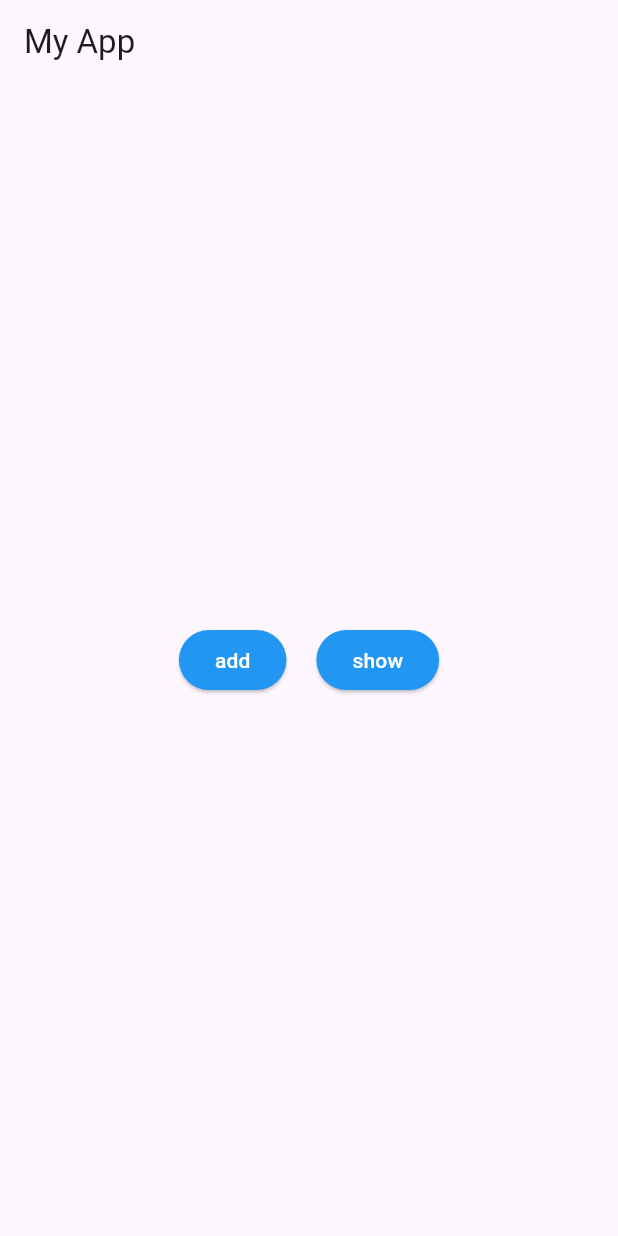
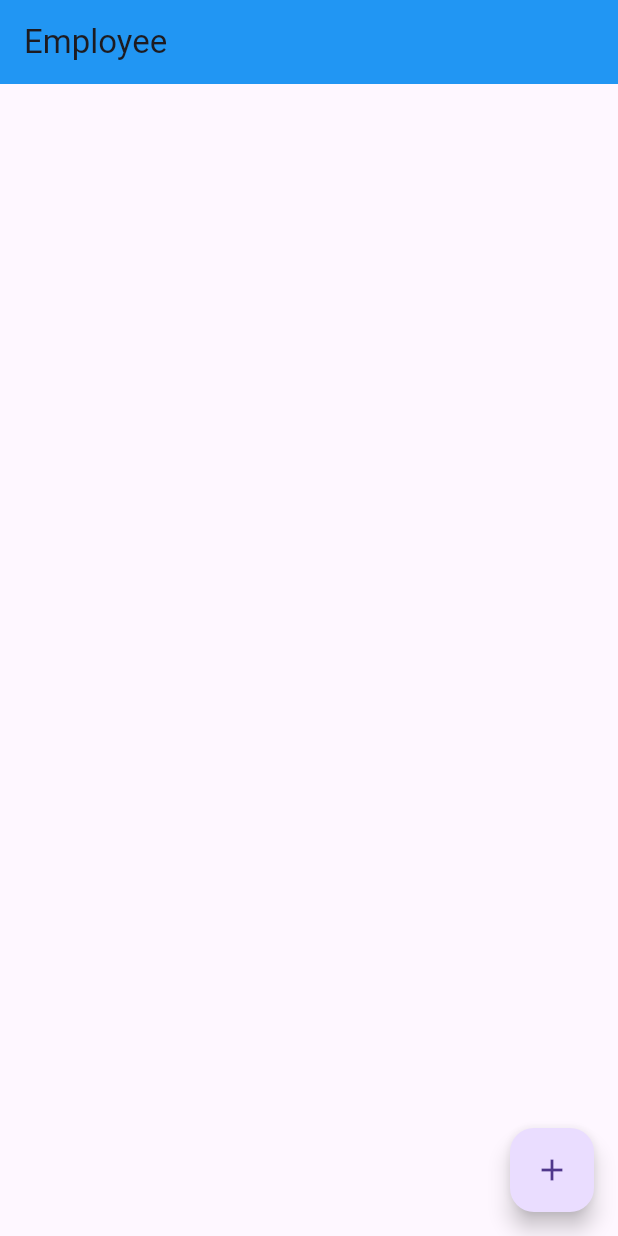
Before and after one commit to RanaMahrous0/task_10, a Flutter app: the screen it shows after launch, on a phone screen of 412 x 824 dp. Run offline on Flutter 3.47's test engine with Material 3 defaults, Android fonts, the phone set to English and light mode, and no system bars; our stand-ins replace sqflite; accounts and stored records are empty.

Commit message:
solve problems

```diff
--- a/lib/main.dart
+++ b/lib/main.dart
@@ -2,28 +2,28 @@ import 'package:flutter/material.dart';
 import 'package:sqlite/pages/add_employee.dart';
 import 'package:sqlite/pages/list_employee.dart';
 import 'package:sqlite/pages/my_home.dart';
+import 'package:sqlite/sqlhelper.dart';
 
-
-void main() {
+void main() async {
   WidgetsFlutterBinding.ensureInitialized();
+  var sqlhelper = SqlHelper();
+  await sqlhelper.initDatabase();
 
   runApp(MyApp());
 }
 
 class MyApp extends StatelessWidget {
-
-
   MyApp({super.key});
 
   @override
   Widget build(BuildContext context) {
     return MaterialApp(
-      // initialRoute: '/',
-      // routes: {
-      //   '/': (context) => ListEmpolyee(),
-      //   '/add' : (context) => AddEmployee()
-      // },
-      home: HomePage(),
+      initialRoute: '/',
+      routes: {
+        '/': (context) => ListEmpolyee(),
+        '/add': (context) => AddEmployee()
+      },
+      // home: HomePage(),
     );
   }
 }
--- a/lib/pages/list_employee.dart
+++ b/lib/pages/list_employee.dart
@@ -1,55 +1,50 @@
-// import 'package:flutter/material.dart';
-// import 'package:sqflite/sqflite.dart';
-// import 'package:sqlite/models/empolyee.dart';
-// import 'package:sqlite/sqlhelper.dart';
+import 'package:flutter/material.dart';
+import 'package:sqflite/sqflite.dart';
+import 'package:sqlite/models/empolyee.dart';
+import 'package:sqlite/sqlhelper.dart';
 
-// class ListEmpolyee extends StatefulWidget {
-//   const ListEmpolyee({super.key});
+class ListEmpolyee extends StatefulWidget {
+  const ListEmpolyee({super.key});
 
-//   @override
-//   State<ListEmpolyee> createState() => _ListEmpolyeeState();
-// }
+  @override
+  State<ListEmpolyee> createState() => _ListEmpolyeeState();
+}
 
-// class _ListEmpolyeeState extends State<ListEmpolyee> {
-//   late Database db;
-//   List<Employee> employees = [];
+class _ListEmpolyeeState extends State<ListEmpolyee> {
+  late Database db;
+  List<Map<String, Object?>> employees = [];
+  var sqlhelper = SqlHelper();
 
-//   @override
-//   void initState() {
-//     super.initState();
-//     SqlHelper.instance.initDatabase();
-//     _getEmployees();
-//   }
+  @override
+  Future<void> _getEmployees() async {
+    await sqlhelper.initDatabase();
+    List<Map<String, Object?>> records = await db.query('my_table');
+    setState(() {
+      employees = records;
+    });
+  }
 
-//   Future<void> _getEmployees() async {
-//     final List<Employee> fetchedEmployees =
-//         await SqlHelper.instance.getEmployees();
-//     setState(() {
-//       employees = fetchedEmployees;
-//     });
-//   }
-
-//   @override
-//   Widget build(BuildContext context) {
-//     return Scaffold(
-//       appBar: AppBar(
-//         title: Text('Employee'),
-//         backgroundColor: Colors.blue,
-//       ),
-//       body: ListView.builder(
-//         itemCount: employees.length,
-//         itemBuilder: (context, index) {
-//           return ListTile(
-//             title: Text(employees[index].name),
-//           );
-//         },
-//       ),
-//       floatingActionButton: FloatingActionButton(
-//         onPressed: () {
-//           Navigator.pushNamed(context, '/add');
-//         },
-//         child: Icon(Icons.add),
-//       ),
-//     );
-//   }
-// }
+  @override
+  Widget build(BuildContext context) {
+    return Scaffold(
+      appBar: AppBar(
+        title: Text('Employee'),
+        backgroundColor: Colors.blue,
+      ),
+      body: ListView.builder(
+        itemCount: employees.length,
+        itemBuilder: (context, index) {
+          return ListTile(
+            title: Text(employees.toString()),
+          );
+        },
+      ),
+      floatingActionButton: FloatingActionButton(
+        onPressed: () {
+          Navigator.pushNamed(context, '/add');
+        },
+        child: Icon(Icons.add),
+      ),
+    );
+  }
+}
--- a/lib/pages/my_home.dart
+++ b/lib/pages/my_home.dart
@@ -1,65 +1,66 @@
-import 'package:flutter/material.dart';
-import 'package:sqlite/sqlhelper.dart';
+// import 'package:flutter/material.dart';
+// import 'package:sqlite/sqlhelper.dart';
 
-class HomePage extends StatefulWidget {
-  const HomePage({super.key});
+// class HomePage extends StatefulWidget {
+//   const HomePage({super.key});
 
-  @override
-  State<HomePage> createState() => _HomePageState();
-}
+//   @override
+//   State<HomePage> createState() => _HomePageState();
+// }
 
-class _HomePageState extends State<HomePage> {
-  var sqlhelper = SqlHelper();
+// class _HomePageState extends State<HomePage> {
+//   var sqlhelper = SqlHelper();
 
-  @override
-  Widget build(BuildContext context) {
-    return Scaffold(
-      appBar: AppBar(
-        title: Text('My App'),
-      ),
-      body: Center(
-        child: Padding(
-          padding: const EdgeInsets.all(8.0),
-          child: Container(
-            child: Row(
-              mainAxisAlignment: MainAxisAlignment.center,
-              children: [
-                ElevatedButton(
-                  onPressed: () async {
-                    try {
-                      sqlhelper.db.insert('employee', {'name': 'rana'});
-                      sqlhelper.db.insert('employee', {'name': 'salma'});
-                      sqlhelper.db.insert('employee', {'name': 'ali'});
+//   @override
+//   Widget build(BuildContext context) {
+//     return Scaffold(
+//       appBar: AppBar(
+//         title: Text('My App'),
+//       ),
+//       body: Center(
+//         child: Padding(
+//           padding: const EdgeInsets.all(8.0),
+//           child: Container(
+//             child: Row(
+//               mainAxisAlignment: MainAxisAlignment.center,
+//               children: [
+//                 ElevatedButton(
+//                   onPressed: () async {
+//                     try {
+//                       sqlhelper.db.insert('employee', {'name': 'rana'});
+//                       sqlhelper.db.insert('employee', {'name': 'salma'});
+//                       sqlhelper.db.insert('employee', {'name': 'ali'});
 
-                      print('done');
-                    } catch (e) {
-                      print('error  $e');
-                    }
-                  },
-                  child: Text('add'),
-                  style: ElevatedButton.styleFrom(
-                      backgroundColor: Colors.blue,
-                      foregroundColor: Colors.white),
-                ),
-                SizedBox(
-                  width: 20,
-                ),
-                ElevatedButton(
-                  onPressed: () async {
-                    List<Map<String, Object?>> records =
-                        await sqlhelper.db.query('employee');
-                    print(records);
-                  },
-                  child: Text('show'),
-                  style: ElevatedButton.styleFrom(
-                      backgroundColor: Colors.blue,
-                      foregroundColor: Colors.white),
-                )
-              ],
-            ),
-          ),
-        ),
-      ),
-    );
-  }
-}
+//                       print('done');
+//                     } catch (e) {
+//                       print('error  $e');
+//                     }
+//                   },
+//                   child: Text('add'),
+//                   style: ElevatedButton.styleFrom(
+//                       backgroundColor: Colors.blue,
+//                       foregroundColor: Colors.white),
+//                 ),
+//                 SizedBox(
+//                   width: 20,
+//                 ),
+//                 ElevatedButton(
+//                   onPressed: () async {
+//                     await sqlhelper.initDatabase();
+//                     List<Map<String, Object?>> records =
+//                         await sqlhelper.db.query('employee');
+//                     print(records);
+//                   },
+//                   child: Text('show'),
+//                   style: ElevatedButton.styleFrom(
+//                       backgroundColor: Colors.blue,
+//                       foregroundColor: Colors.white),
+//                 )
+//               ],
+//             ),
+//           ),
+//         ),
+//       ),
+//     );
+//   }
+// }
```
Also changed, not shown: lib/pages/add_employee.dart (+54 -48 lines), lib/sqlhelper.dart (+52 -43 lines), 1 other file.
